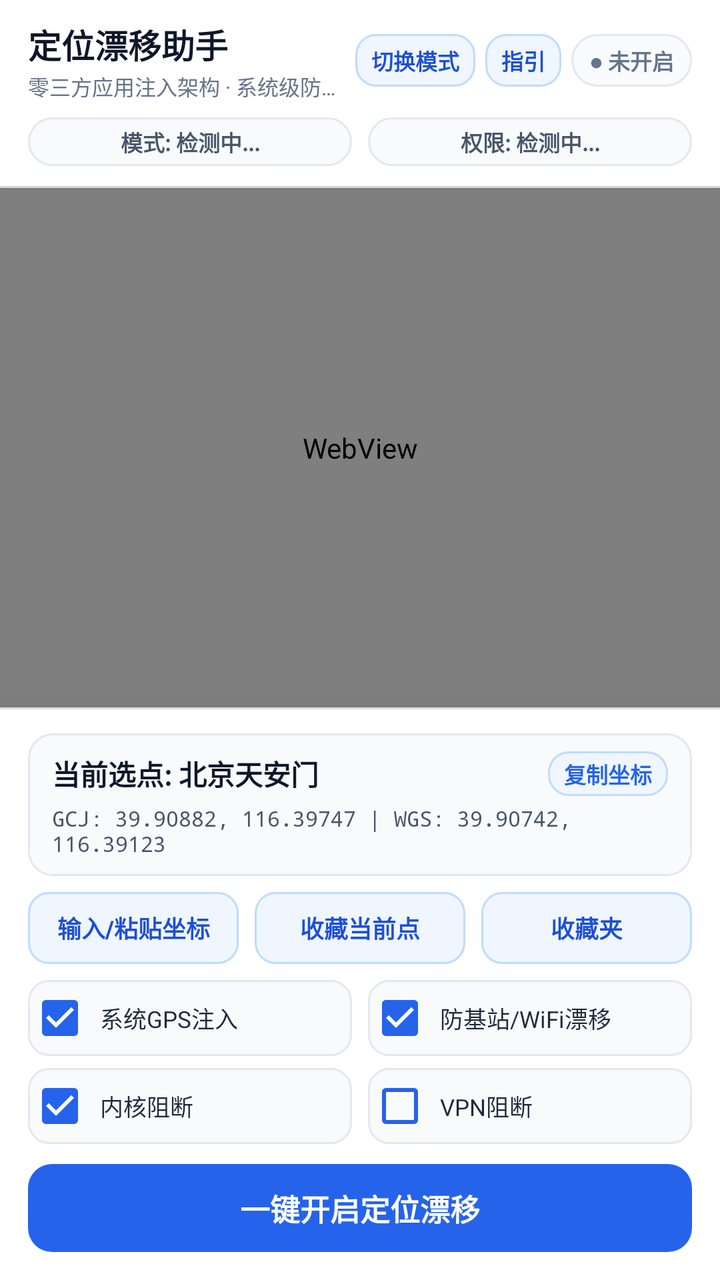
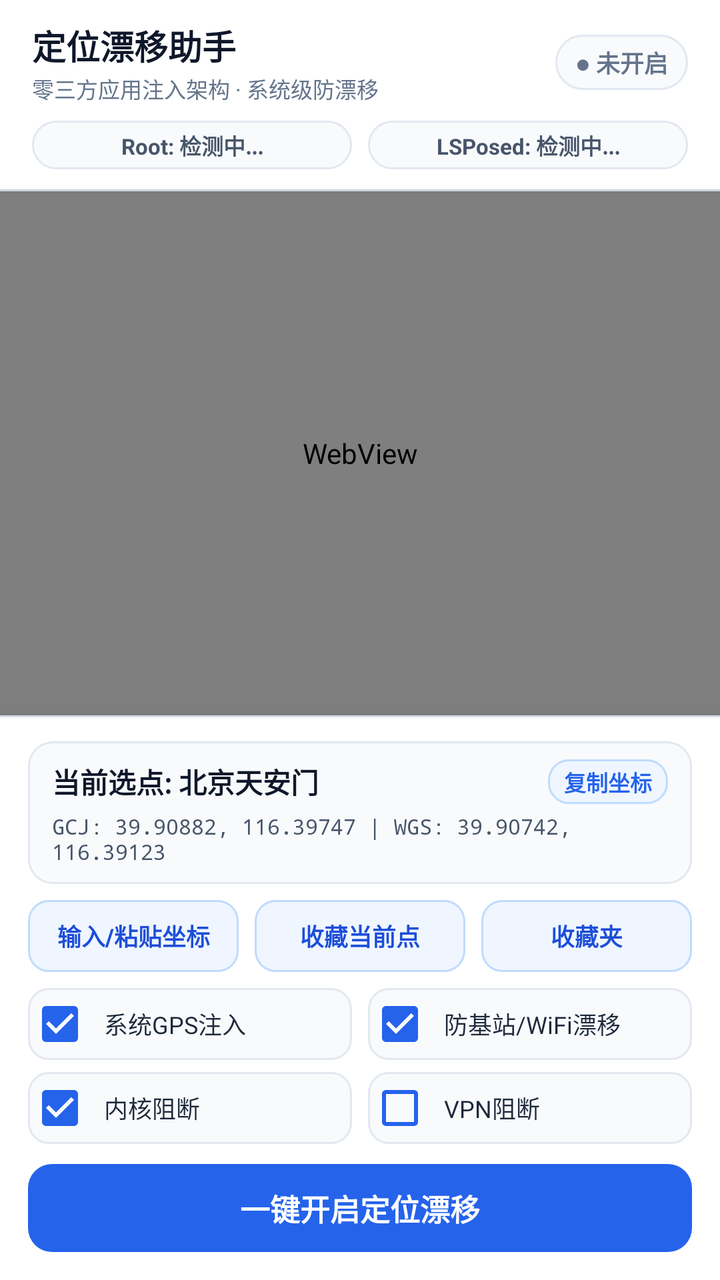

Two renders of the same Android screen: before a commit and after it. Below are the layout's source before the change and the commit's diff.
<!-- AndroidManifest.xml: application theme AppTheme -->
<!-- res/layout/activity_main.xml -->
<?xml version="1.0" encoding="utf-8"?>
<LinearLayout xmlns:android="http://schemas.android.com/apk/res/android"
    android:layout_width="match_parent"
    android:layout_height="match_parent"
    android:background="#F8FAFC"
    android:orientation="vertical">

    
    <LinearLayout
        android:layout_width="match_parent"
        android:layout_height="wrap_content"
        android:background="#FFFFFF"
        android:elevation="2dp"
        android:orientation="vertical"
        android:paddingStart="14dp"
        android:paddingTop="10dp"
        android:paddingEnd="14dp"
        android:paddingBottom="10dp">

        <LinearLayout
            android:layout_width="match_parent"
            android:layout_height="wrap_content"
            android:gravity="center_vertical"
            android:orientation="horizontal">

            <LinearLayout
                android:layout_width="0dp"
                android:layout_height="wrap_content"
                android:layout_weight="1"
                android:orientation="vertical">

                <TextView
                    android:layout_width="wrap_content"
                    android:layout_height="wrap_content"
                    android:text="定位漂移助手"
                    android:textColor="#0F172A"
                    android:textSize="16.5sp"
                    android:textStyle="bold" />

                <TextView
                    android:id="@+id/tvSubtitleMode"
                    android:layout_width="wrap_content"
                    android:layout_height="wrap_content"
                    android:layout_marginTop="1dp"
                    android:ellipsize="end"
                    android:maxLines="1"
                    android:text="零三方应用注入架构 · 系统级防漂移"
                    android:textColor="#64748B"
                    android:textSize="10.5sp" />
            </LinearLayout>

            <TextView
                android:id="@+id/btnSwitchMode"
                android:layout_width="wrap_content"
                android:layout_height="wrap_content"
                android:layout_marginEnd="5dp"
                android:background="@drawable/bg_btn_secondary"
                android:paddingStart="8dp"
                android:paddingTop="5dp"
                android:paddingEnd="8dp"
                android:paddingBottom="5dp"
                android:text="切换模式"
                android:textColor="#1D4ED8"
                android:textSize="11sp"
                android:textStyle="bold" />

            <TextView
                android:id="@+id/btnHelpGuide"
                android:layout_width="wrap_content"
                android:layout_height="wrap_content"
                android:layout_marginEnd="5dp"
                android:background="@drawable/bg_btn_secondary"
                android:paddingStart="8dp"
                android:paddingTop="5dp"
                android:paddingEnd="8dp"
                android:paddingBottom="5dp"
                android:text="指引"
                android:textColor="#1D4ED8"
                android:textSize="11sp"
                android:textStyle="bold" />

            <TextView
                android:id="@+id/tvRunStatus"
                android:layout_width="wrap_content"
                android:layout_height="wrap_content"
                android:background="@drawable/bg_status_pill"
                android:paddingStart="9dp"
                android:paddingTop="5dp"
                android:paddingEnd="9dp"
                android:paddingBottom="5dp"
                android:text="● 未开启"
                android:textColor="#64748B"
                android:textSize="11sp"
                android:textStyle="bold" />
        </LinearLayout>

        <LinearLayout
            android:layout_width="match_parent"
            android:layout_height="wrap_content"
            android:layout_marginTop="8dp"
            android:orientation="horizontal">

            <TextView
                android:id="@+id/tvRootStatus"
                android:layout_width="0dp"
                android:layout_height="wrap_content"
                android:layout_weight="1"
                android:background="@drawable/bg_status_pill"
                android:ellipsize="end"
                android:gravity="center"
                android:maxLines="1"
                android:paddingStart="6dp"
                android:paddingTop="4dp"
                android:paddingEnd="6dp"
                android:paddingBottom="4dp"
                android:text="模式: 检测中..."
                android:textColor="#475569"
                android:textSize="11sp"
                android:textStyle="bold" />

            <TextView
                android:id="@+id/tvXposedStatus"
                android:layout_width="0dp"
                android:layout_height="wrap_content"
                android:layout_marginStart="8dp"
                android:layout_weight="1"
                android:background="@drawable/bg_status_pill"
                android:ellipsize="end"
                android:gravity="center"
                android:maxLines="1"
                android:paddingStart="6dp"
                android:paddingTop="4dp"
                android:paddingEnd="6dp"
                android:paddingBottom="4dp"
                android:text="权限: 检测中..."
                android:textColor="#475569"
                android:textSize="11sp"
                android:textStyle="bold" />
        </LinearLayout>

        
        <LinearLayout
            android:id="@+id/cardDegradedBanner"
            android:layout_width="match_parent"
            android:layout_height="wrap_content"
            android:layout_marginTop="8dp"
            android:background="@drawable/bg_warning_card"
            android:clickable="true"
            android:focusable="true"
            android:orientation="vertical"
            android:paddingStart="10dp"
            android:paddingTop="8dp"
            android:paddingEnd="10dp"
            android:paddingBottom="8dp"
            android:visibility="gone">

            <LinearLayout
                android:layout_width="match_parent"
                android:layout_height="wrap_content"
                android:gravity="center_vertical"
                android:orientation="horizontal">

                <TextView
                    android:id="@+id/tvDegradedTitle"
                    android:layout_width="0dp"
                    android:layout_height="wrap_content"
                    android:layout_weight="1"
                    android:text="免 Root 降级兼容模式"
                    android:textColor="#92400E"
                    android:textSize="12sp"
                    android:textStyle="bold" />

                <TextView
                    android:id="@+id/btnDegradedAction"
                    android:layout_width="wrap_content"
                    android:layout_height="wrap_content"
                    android:layout_marginStart="6dp"
                    android:background="@drawable/bg_btn_secondary"
                    android:paddingStart="8dp"
                    android:paddingTop="3dp"
                    android:paddingEnd="8dp"
                    android:paddingBottom="3dp"
                    android:text="配置指引 ›"
                    android:textColor="#1D4ED8"
                    android:textSize="11sp"
                    android:textStyle="bold" />
            </LinearLayout>

            <TextView
                android:id="@+id/tvDegradedDesc"
                android:layout_width="match_parent"
                android:layout_height="wrap_content"
                android:layout_marginTop="4dp"
                android:lineSpacingExtra="2dp"
                android:text="已启用系统模拟定位 + 局部 RST-VPN 阻断。因无系统 Hook，无法隐藏 isMock 标记或底层屏蔽 Wi-Fi/基站。"
                android:textColor="#78350F"
                android:textSize="11sp" />
        </LinearLayout>
    </LinearLayout>

    <View
        android:layout_width="match_parent"
        android:layout_height="1dp"
        android:background="#E2E8F0" />

    
    <WebView
        android:id="@+id/webMap"
        android:layout_width="match_parent"
        android:layout_height="0dp"
        android:layout_weight="1" />

    <View
        android:layout_width="match_parent"
        android:layout_height="1dp"
        android:background="#E2E8F0" />

    
    <LinearLayout
        android:layout_width="match_parent"
        android:layout_height="wrap_content"
        android:background="#FFFFFF"
        android:elevation="12dp"
        android:orientation="vertical"
        android:paddingStart="14dp"
        android:paddingTop="12dp"
        android:paddingEnd="14dp"
        android:paddingBottom="14dp">

        
        <LinearLayout
            android:layout_width="match_parent"
            android:layout_height="wrap_content"
            android:background="@drawable/bg_info_card"
            android:orientation="vertical"
            android:paddingStart="12dp"
            android:paddingTop="9dp"
            android:paddingEnd="12dp"
            android:paddingBottom="9dp">

            <LinearLayout
                android:layout_width="match_parent"
                android:layout_height="wrap_content"
                android:gravity="center_vertical"
                android:orientation="horizontal">

                <TextView
                    android:id="@+id/tvAddress"
                    android:layout_width="0dp"
                    android:layout_height="wrap_content"
                    android:layout_weight="1"
                    android:ellipsize="end"
                    android:maxLines="1"
                    android:text="当前选点: 北京天安门"
                    android:textColor="#0F172A"
                    android:textSize="14sp"
                    android:textStyle="bold" />

                <TextView
                    android:id="@+id/btnCopyCoord"
                    android:layout_width="wrap_content"
                    android:layout_height="wrap_content"
                    android:layout_marginStart="8dp"
                    android:background="@drawable/bg_btn_secondary"
                    android:paddingStart="8dp"
                    android:paddingTop="3dp"
                    android:paddingEnd="8dp"
                    android:paddingBottom="3dp"
                    android:text="复制坐标"
                    android:textColor="#2563EB"
                    android:textSize="11sp"
                    android:textStyle="bold" />
            </LinearLayout>

            <TextView
                android:id="@+id/tvCoords"
                android:layout_width="match_parent"
                android:layout_height="wrap_content"
                android:layout_marginTop="4dp"
                android:fontFamily="monospace"
                android:text="GCJ: 39.90882, 116.39747 | WGS: 39.90742, 116.39123"
                android:textColor="#475569"
                android:textSize="10.5sp" />
        </LinearLayout>

        
        <LinearLayout
            android:layout_width="match_parent"
            android:layout_height="wrap_content"
            android:layout_marginTop="8dp"
            android:orientation="horizontal">

            <Button
                android:id="@+id/btnInputCoord"
                android:layout_width="0dp"
                android:layout_height="36dp"
                android:layout_weight="1"
                android:background="@drawable/bg_btn_secondary"
                android:padding="0dp"
                android:stateListAnimator="@null"
                android:text="输入/粘贴坐标"
                android:textColor="#1D4ED8"
                android:textSize="12sp"
                android:textStyle="bold" />

            <Button
                android:id="@+id/btnAddFavorite"
                android:layout_width="0dp"
                android:layout_height="36dp"
                android:layout_marginStart="8dp"
                android:layout_weight="1"
                android:background="@drawable/bg_btn_secondary"
                android:padding="0dp"
                android:stateListAnimator="@null"
                android:text="收藏当前点"
                android:textColor="#1D4ED8"
                android:textSize="12sp"
                android:textStyle="bold" />

            <Button
                android:id="@+id/btnFavorites"
                android:layout_width="0dp"
                android:layout_height="36dp"
                android:layout_marginStart="8dp"
                android:layout_weight="1"
                android:background="@drawable/bg_btn_secondary"
                android:padding="0dp"
                android:stateListAnimator="@null"
                android:text="收藏夹"
                android:textColor="#1D4ED8"
                android:textSize="12sp"
                android:textStyle="bold" />
        </LinearLayout>

        
        <LinearLayout
            android:layout_width="match_parent"
            android:layout_height="wrap_content"
            android:layout_marginTop="8dp"
            android:orientation="horizontal">

            <CheckBox
                android:id="@+id/cbSystemMock"
                android:layout_width="0dp"
                android:layout_height="38dp"
                android:layout_weight="1"
                android:background="@drawable/bg_chip_toggle"
                android:buttonTint="#2563EB"
                android:checked="true"
                android:ellipsize="end"
                android:maxLines="1"
                android:paddingStart="4dp"
                android:paddingEnd="6dp"
                android:singleLine="true"
                android:text="系统GPS注入"
                android:textColor="#1E293B"
                android:textSize="11.5sp" />

            <CheckBox
                android:id="@+id/cbAntiDrift"
                android:layout_width="0dp"
                android:layout_height="38dp"
                android:layout_marginStart="8dp"
                android:layout_weight="1"
                android:background="@drawable/bg_chip_toggle"
                android:buttonTint="#2563EB"
                android:checked="true"
                android:ellipsize="end"
                android:maxLines="1"
                android:paddingStart="4dp"
                android:paddingEnd="6dp"
                android:singleLine="true"
                android:text="防基站/WiFi漂移"
                android:textColor="#1E293B"
                android:textSize="11.5sp" />
        </LinearLayout>

        <LinearLayout
            android:layout_width="match_parent"
            android:layout_height="wrap_content"
            android:layout_marginTop="6dp"
            android:orientation="horizontal">

            <CheckBox
                android:id="@+id/cbIptables"
                android:layout_width="0dp"
                android:layout_height="38dp"
                android:layout_weight="1"
                android:background="@drawable/bg_chip_toggle"
                android:buttonTint="#2563EB"
                android:checked="true"
                android:ellipsize="end"
                android:maxLines="1"
                android:paddingStart="4dp"
                android:paddingEnd="6dp"
                android:singleLine="true"
                android:text="内核阻断"
                android:textColor="#1E293B"
                android:textSize="11.5sp" />

            <CheckBox
                android:id="@+id/cbVpn"
                android:layout_width="0dp"
                android:layout_height="38dp"
                android:layout_marginStart="8dp"
                android:layout_weight="1"
                android:background="@drawable/bg_chip_toggle"
                android:buttonTint="#2563EB"
                android:checked="false"
                android:ellipsize="end"
                android:maxLines="1"
                android:paddingStart="4dp"
                android:paddingEnd="6dp"
                android:singleLine="true"
                android:text="VPN阻断"
                android:textColor="#1E293B"
                android:textSize="11.5sp" />
        </LinearLayout>

        
        <LinearLayout
            android:layout_width="match_parent"
            android:layout_height="wrap_content"
            android:layout_marginTop="10dp"
            android:orientation="horizontal">

            <Button
                android:id="@+id/btnToggleDrift"
                android:layout_width="0dp"
                android:layout_height="44dp"
                android:layout_weight="2"
                android:background="@drawable/bg_btn_primary"
                android:backgroundTint="#2563EB"
                android:stateListAnimator="@null"
                android:text="一键开启定位漂移"
                android:textColor="#FFFFFF"
                android:textSize="15sp"
                android:textStyle="bold" />

            <Button
                android:id="@+id/btnUpdatePoint"
                android:layout_width="0dp"
                android:layout_height="44dp"
                android:layout_marginStart="8dp"
                android:layout_weight="1"
                android:background="@drawable/bg_btn_primary"
                android:backgroundTint="#059669"
                android:stateListAnimator="@null"
                android:text="同步新选点"
                android:textColor="#FFFFFF"
                android:textSize="13sp"
                android:textStyle="bold"
                android:visibility="gone" />
        </LinearLayout>
    </LinearLayout>
</LinearLayout>
<!-- resources referenced by this layout -->
<resources>
  <!-- drawable bg_btn_primary (drawable) -->
  <?xml version="1.0" encoding="utf-8"?>
  <shape xmlns:android="http://schemas.android.com/apk/res/android"
      android:shape="rectangle">
      <solid android:color="#2563EB" />
      <corners android:radius="12dp" />
  </shape>
  <!-- drawable bg_btn_secondary (drawable) -->
  <?xml version="1.0" encoding="utf-8"?>
  <shape xmlns:android="http://schemas.android.com/apk/res/android"
      android:shape="rectangle">
      <solid android:color="#EFF6FF" />
      <corners android:radius="10dp" />
      <stroke
          android:width="1dp"
          android:color="#BFDBFE" />
  </shape>
  <!-- drawable bg_chip_toggle (drawable) -->
  <?xml version="1.0" encoding="utf-8"?>
  <shape xmlns:android="http://schemas.android.com/apk/res/android"
      android:shape="rectangle">
      <solid android:color="#F8FAFC" />
      <corners android:radius="10dp" />
      <stroke
          android:width="1dp"
          android:color="#E2E8F0" />
  </shape>
  <!-- drawable bg_info_card (drawable) -->
  <?xml version="1.0" encoding="utf-8"?>
  <shape xmlns:android="http://schemas.android.com/apk/res/android"
      android:shape="rectangle">
      <solid android:color="#F8FAFC" />
      <corners android:radius="12dp" />
      <stroke
          android:width="1dp"
          android:color="#E2E8F0" />
  </shape>
  <!-- drawable bg_status_pill (drawable) -->
  <?xml version="1.0" encoding="utf-8"?>
  <shape xmlns:android="http://schemas.android.com/apk/res/android"
      android:shape="rectangle">
      <solid android:color="#F8FAFC" />
      <corners android:radius="999dp" />
      <stroke
          android:width="1dp"
          android:color="#E2E8F0" />
  </shape>
  <!-- drawable bg_warning_card (drawable) -->
  <?xml version="1.0" encoding="utf-8"?>
  <shape xmlns:android="http://schemas.android.com/apk/res/android"
      android:shape="rectangle">
      <solid android:color="#FFFBEB" />
      <corners android:radius="10dp" />
      <stroke
          android:width="1dp"
          android:color="#FDE68A" />
  </shape>
  <style name="AppTheme" parent="android:Theme.Material.Light.NoActionBar">
          <item name="android:colorPrimary">#2563EB</item>
          <item name="android:colorPrimaryDark">#FFFFFF</item>
          <item name="android:colorAccent">#2563EB</item>
          <item name="android:statusBarColor">#FFFFFF</item>
          <item name="android:navigationBarColor">#FFFFFF</item>
          <item name="android:windowLightStatusBar">true</item>
          <item name="android:windowBackground">#F8FAFC</item>
      </style>
</resources>

<!-- the commit's change to res/layout/activity_main.xml (unified diff, before → after) -->
@@ -12,9 +12,9 @@
         android:background="#FFFFFF"
         android:elevation="2dp"
         android:orientation="vertical"
-        android:paddingStart="14dp"
+        android:paddingStart="16dp"
         android:paddingTop="10dp"
-        android:paddingEnd="14dp"
+        android:paddingEnd="16dp"
         android:paddingBottom="10dp">
 
         <LinearLayout
@@ -34,63 +34,30 @@
                     android:layout_height="wrap_content"
                     android:text="定位漂移助手"
                     android:textColor="#0F172A"
-                    android:textSize="16.5sp"
+                    android:textSize="17sp"
                     android:textStyle="bold" />
 
                 <TextView
-                    android:id="@+id/tvSubtitleMode"
                     android:layout_width="wrap_content"
                     android:layout_height="wrap_content"
                     android:layout_marginTop="1dp"
-                    android:ellipsize="end"
-                    android:maxLines="1"
                     android:text="零三方应用注入架构 · 系统级防漂移"
                     android:textColor="#64748B"
-                    android:textSize="10.5sp" />
+                    android:textSize="11sp" />
             </LinearLayout>
-
-            <TextView
-                android:id="@+id/btnSwitchMode"
-                android:layout_width="wrap_content"
-                android:layout_height="wrap_content"
-                android:layout_marginEnd="5dp"
-                android:background="@drawable/bg_btn_secondary"
-                android:paddingStart="8dp"
-                android:paddingTop="5dp"
-                android:paddingEnd="8dp"
-                android:paddingBottom="5dp"
-                android:text="切换模式"
-                android:textColor="#1D4ED8"
-                android:textSize="11sp"
-                android:textStyle="bold" />
-
-            <TextView
-                android:id="@+id/btnHelpGuide"
-                android:layout_width="wrap_content"
-                android:layout_height="wrap_content"
-                android:layout_marginEnd="5dp"
-                android:background="@drawable/bg_btn_secondary"
-                android:paddingStart="8dp"
-                android:paddingTop="5dp"
-                android:paddingEnd="8dp"
-                android:paddingBottom="5dp"
-                android:text="指引"
-                android:textColor="#1D4ED8"
-                android:textSize="11sp"
-                android:textStyle="bold" />
 
             <TextView
                 android:id="@+id/tvRunStatus"
                 android:layout_width="wrap_content"
                 android:layout_height="wrap_content"
                 android:background="@drawable/bg_status_pill"
-                android:paddingStart="9dp"
+                android:paddingStart="10dp"
                 android:paddingTop="5dp"
-                android:paddingEnd="9dp"
+                android:paddingEnd="10dp"
                 android:paddingBottom="5dp"
                 android:text="● 未开启"
                 android:textColor="#64748B"
-                android:textSize="11sp"
+                android:textSize="12sp"
                 android:textStyle="bold" />
         </LinearLayout>
 
@@ -106,14 +73,10 @@
                 android:layout_height="wrap_content"
                 android:layout_weight="1"
                 android:background="@drawable/bg_status_pill"
-                android:ellipsize="end"
                 android:gravity="center"
-                android:maxLines="1"
-                android:paddingStart="6dp"
                 android:paddingTop="4dp"
-                android:paddingEnd="6dp"
                 android:paddingBottom="4dp"
-                android:text="模式: 检测中..."
+                android:text="Root: 检测中..."
                 android:textColor="#475569"
                 android:textSize="11sp"
                 android:textStyle="bold" />
@@ -125,76 +88,13 @@
                 android:layout_marginStart="8dp"
                 android:layout_weight="1"
                 android:background="@drawable/bg_status_pill"
-                android:ellipsize="end"
                 android:gravity="center"
-                android:maxLines="1"
-                android:paddingStart="6dp"
                 android:paddingTop="4dp"
-                android:paddingEnd="6dp"
                 android:paddingBottom="4dp"
-                android:text="权限: 检测中..."
+                android:text="LSPosed: 检测中..."
                 android:textColor="#475569"
                 android:textSize="11sp"
                 android:textStyle="bold" />
-        </LinearLayout>
-
-        
-        <LinearLayout
-            android:id="@+id/cardDegradedBanner"
-            android:layout_width="match_parent"
-            android:layout_height="wrap_content"
-            android:layout_marginTop="8dp"
-            android:background="@drawable/bg_warning_card"
-            android:clickable="true"
-            android:focusable="true"
-            android:orientation="vertical"
-            android:paddingStart="10dp"
-            android:paddingTop="8dp"
-            android:paddingEnd="10dp"
-            android:paddingBottom="8dp"
-            android:visibility="gone">
-
-            <LinearLayout
-                android:layout_width="match_parent"
-                android:layout_height="wrap_content"
-                android:gravity="center_vertical"
-                android:orientation="horizontal">
-
-                <TextView
-                    android:id="@+id/tvDegradedTitle"
-                    android:layout_width="0dp"
-                    android:layout_height="wrap_content"
-                    android:layout_weight="1"
-                    android:text="免 Root 降级兼容模式"
-                    android:textColor="#92400E"
-                    android:textSize="12sp"
-                    android:textStyle="bold" />
-
-                <TextView
-                    android:id="@+id/btnDegradedAction"
-                    android:layout_width="wrap_content"
-                    android:layout_height="wrap_content"
-                    android:layout_marginStart="6dp"
-                    android:background="@drawable/bg_btn_secondary"
-                    android:paddingStart="8dp"
-                    android:paddingTop="3dp"
-                    android:paddingEnd="8dp"
-                    android:paddingBottom="3dp"
-                    android:text="配置指引 ›"
-                    android:textColor="#1D4ED8"
-                    android:textSize="11sp"
-                    android:textStyle="bold" />
-            </LinearLayout>
-
-            <TextView
-                android:id="@+id/tvDegradedDesc"
-                android:layout_width="match_parent"
-                android:layout_height="wrap_content"
-                android:layout_marginTop="4dp"
-                android:lineSpacingExtra="2dp"
-                android:text="已启用系统模拟定位 + 局部 RST-VPN 阻断。因无系统 Hook，无法隐藏 isMock 标记或底层屏蔽 Wi-Fi/基站。"
-                android:textColor="#78350F"
-                android:textSize="11sp" />
         </LinearLayout>
     </LinearLayout>
 
@@ -342,37 +242,31 @@
             <CheckBox
                 android:id="@+id/cbSystemMock"
                 android:layout_width="0dp"
-                android:layout_height="38dp"
+                android:layout_height="36dp"
                 android:layout_weight="1"
                 android:background="@drawable/bg_chip_toggle"
                 android:buttonTint="#2563EB"
                 android:checked="true"
-                android:ellipsize="end"
-                android:maxLines="1"
-                android:paddingStart="4dp"
-                android:paddingEnd="6dp"
-                android:singleLine="true"
+                android:paddingStart="6dp"
+                android:paddingEnd="8dp"
                 android:text="系统GPS注入"
                 android:textColor="#1E293B"
-                android:textSize="11.5sp" />
+                android:textSize="12sp" />
 
             <CheckBox
                 android:id="@+id/cbAntiDrift"
                 android:layout_width="0dp"
-                android:layout_height="38dp"
+                android:layout_height="36dp"
                 android:layout_marginStart="8dp"
                 android:layout_weight="1"
                 android:background="@drawable/bg_chip_toggle"
                 android:buttonTint="#2563EB"
                 android:checked="true"
-                android:ellipsize="end"
-                android:maxLines="1"
-                android:paddingStart="4dp"
-                android:paddingEnd="6dp"
-                android:singleLine="true"
+                android:paddingStart="6dp"
+                android:paddingEnd="8dp"
                 android:text="防基站/WiFi漂移"
                 android:textColor="#1E293B"
-                android:textSize="11.5sp" />
+                android:textSize="12sp" />
         </LinearLayout>
 
         <LinearLayout
@@ -384,37 +278,31 @@
             <CheckBox
                 android:id="@+id/cbIptables"
                 android:layout_width="0dp"
-                android:layout_height="38dp"
+                android:layout_height="36dp"
                 android:layout_weight="1"
                 android:background="@drawable/bg_chip_toggle"
                 android:buttonTint="#2563EB"
                 android:checked="true"
-                android:ellipsize="end"
-                android:maxLines="1"
-                android:paddingStart="4dp"
-                android:paddingEnd="6dp"
-                android:singleLine="true"
+                android:paddingStart="6dp"
+                android:paddingEnd="8dp"
                 android:text="内核阻断"
                 android:textColor="#1E293B"
-                android:textSize="11.5sp" />
+                android:textSize="12sp" />
 
             <CheckBox
                 android:id="@+id/cbVpn"
                 android:layout_width="0dp"
-                android:layout_height="38dp"
+                android:layout_height="36dp"
                 android:layout_marginStart="8dp"
                 android:layout_weight="1"
                 android:background="@drawable/bg_chip_toggle"
                 android:buttonTint="#2563EB"
                 android:checked="false"
-                android:ellipsize="end"
-                android:maxLines="1"
-                android:paddingStart="4dp"
-                android:paddingEnd="6dp"
-                android:singleLine="true"
+                android:paddingStart="6dp"
+                android:paddingEnd="8dp"
                 android:text="VPN阻断"
                 android:textColor="#1E293B"
-                android:textSize="11.5sp" />
+                android:textSize="12sp" />
         </LinearLayout>
 
         
<!-- resource entries referenced after the edit -->
@@ -47,16 +47,6 @@
           android:width="1dp"
           android:color="#E2E8F0" />
   </shape>
-  <!-- drawable bg_warning_card (drawable) -->
-  <?xml version="1.0" encoding="utf-8"?>
-  <shape xmlns:android="http://schemas.android.com/apk/res/android"
-      android:shape="rectangle">
-      <solid android:color="#FFFBEB" />
-      <corners android:radius="10dp" />
-      <stroke
-          android:width="1dp"
-          android:color="#FDE68A" />
-  </shape>
   <style name="AppTheme" parent="android:Theme.Material.Light.NoActionBar">
           <item name="android:colorPrimary">#2563EB</item>
           <item name="android:colorPrimaryDark">#FFFFFF</item>
